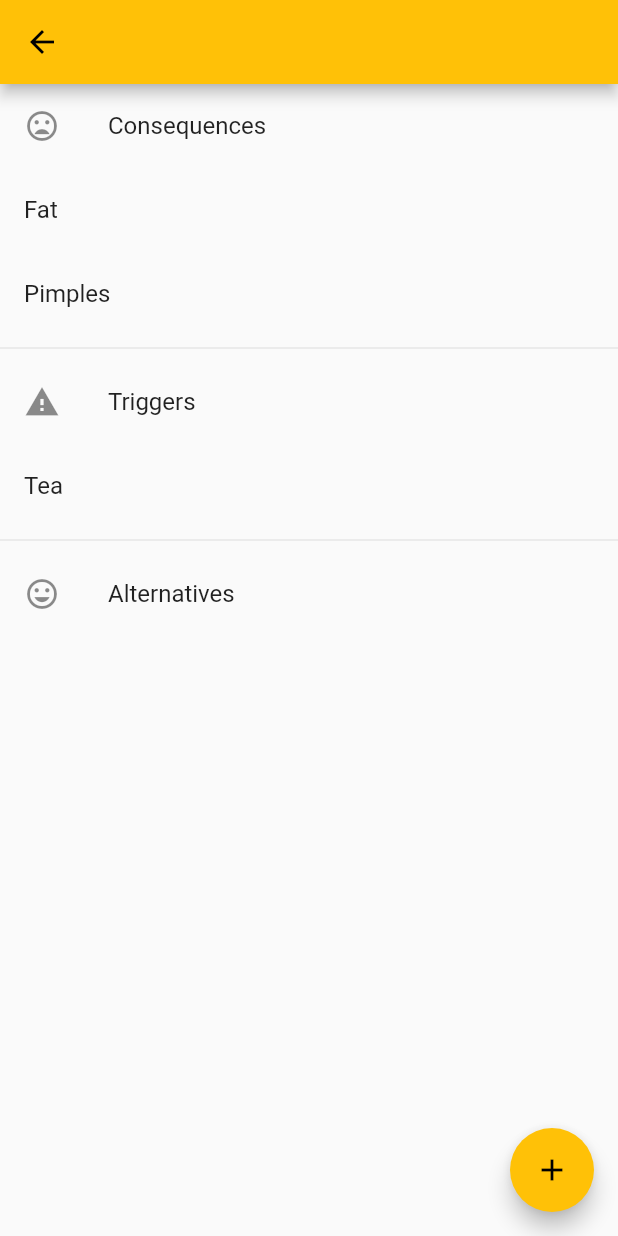
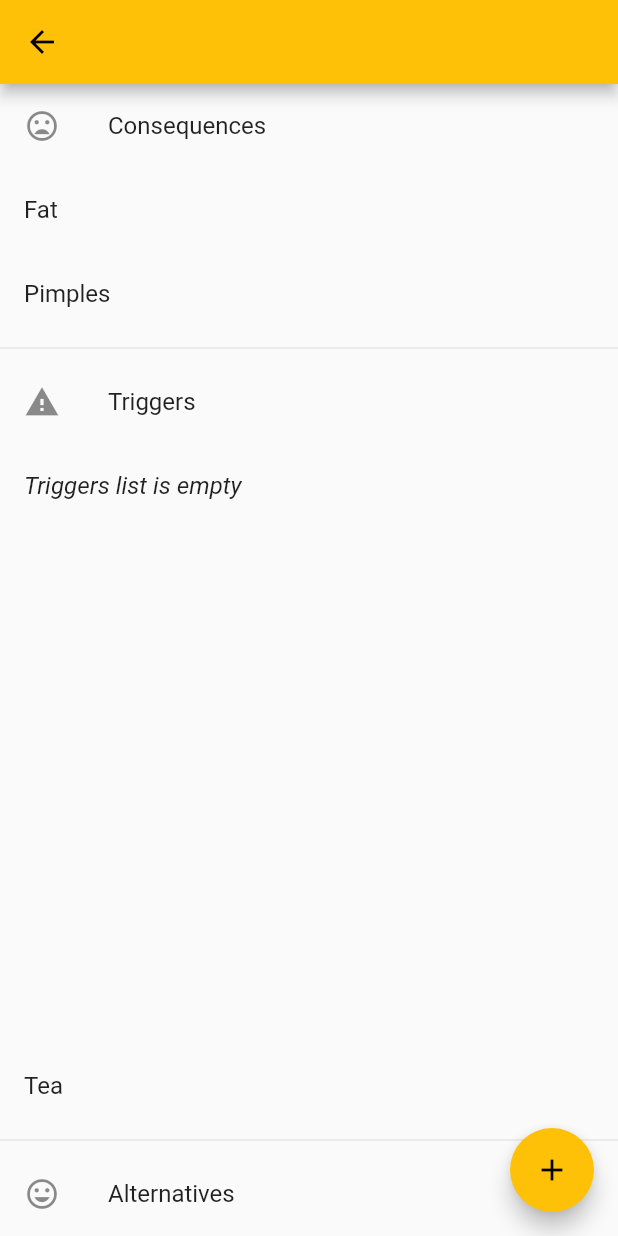
Before and after one commit to Undeadlol1/addictions_flutter, a Flutter app: the AddictionScreen screen opened directly with empty values, on a phone screen of 412 x 824 dp. Run offline on Flutter 3.47's test engine with Material 2 defaults, Android fonts, the phone set to English and light mode, and no system bars; drawn by our look-alikes of flutter_speed_dial; our stand-ins replace cloud_firestore, firebase_auth, flutter_signin_button, google_sign_in; accounts and stored records are empty.

Commit message:
add TriggersList

```diff
--- a/lib/screens/addction_screen/addiction_screen.dart
+++ b/lib/screens/addction_screen/addiction_screen.dart
@@ -1,3 +1,4 @@
+import 'package:addictions_flutter/screens/addction_screen/widgets/triggers_list.dart';
 import 'package:addictions_flutter/screens/create_trigger_screen.dart';
 import 'package:flutter/material.dart';
 import 'package:flutter_speed_dial/flutter_speed_dial.dart';
@@ -15,13 +16,15 @@ class AddictionScreen extends StatelessWidget {
         ModalRoute.of(context).settings.arguments;
     return Scaffold(
       appBar: AppBar(title: Text('${args.addictionName}')),
-      body: ListView(
+      body: Column(
+        mainAxisAlignment: MainAxisAlignment.start,
         children: <Widget>[
           ListTile(leading: Icon(Icons.mood_bad), title: Text('Consequences')),
           ListTile(title: Text('Fat')),
           ListTile(title: Text('Pimples')),
           Divider(),
           ListTile(leading: Icon(Icons.warning), title: Text('Triggers')),
+          TriggersList(addictionId: args.addictionId),
           ListTile(title: Text('Tea')),
           Divider(),
           ListTile(leading: Icon(Icons.mood), title: Text('Alternatives')),
--- /dev/null
+++ b/lib/screens/addction_screen/widgets/triggers_list.dart
@@ -0,0 +1,66 @@
+import 'dart:ui';
+
+import 'package:addictions_flutter/screens/addction_screen/addiction_screen.dart';
+import 'package:cloud_firestore/cloud_firestore.dart';
+import 'package:firebase_auth/firebase_auth.dart';
+import 'package:flutter/material.dart';
+
+class TriggersList extends StatelessWidget {
+  final String addictionId;
+  TriggersList({Key key, this.addictionId}) : super(key: key);
+
+  final FirebaseAuth _auth = FirebaseAuth.instance;
+
+  @override
+  Widget build(BuildContext context) {
+    return Expanded(
+      child: StreamBuilder(
+          stream: _auth.onAuthStateChanged,
+          builder: (context, userSnapshot) {
+            print('${this.addictionId}');
+            if (userSnapshot.hasData)
+              return StreamBuilder<QuerySnapshot>(
+                  stream: Firestore.instance
+                      .collection('triggers')
+                      .where("userId", isEqualTo: userSnapshot.data.uid)
+                      .where("addictionId", isEqualTo: this.addictionId)
+                      .snapshots(),
+                  builder:
+                      (context, AsyncSnapshot<QuerySnapshot> triggersSnapshot) {
+                    if (triggersSnapshot.hasError)
+                      return new Text('Error: ${triggersSnapshot.error}');
+                    if (triggersSnapshot.connectionState ==
+                        ConnectionState.waiting)
+                      return Center(child: CircularProgressIndicator());
+                    if (triggersSnapshot.data.documents.isNotEmpty) {
+                      return ListView(
+                        children: <Widget>[
+                          ...triggersSnapshot.data.documents
+                              .map((DocumentSnapshot document) {
+                            return GestureDetector(
+                                child: ListTile(
+                                  title: Text(document['name']),
+                                ),
+                                onTap: () {
+                                  Navigator.pushNamed(
+                                      context, AddictionScreen.routeName,
+                                      arguments: AddictionScreenArguments(
+                                          addictionId: document.documentID,
+                                          addictionName: document['name']));
+                                });
+                          }).toList(),
+                        ],
+                      );
+                    } else {
+                      print('no items');
+                      return ListView(children: <Widget>[
+                        ListTile(
+                            title: Text('Triggers list is empty',
+                                style: TextStyle(fontStyle: FontStyle.italic)))
+                      ]);
+                    }
+                  });
+          }),
+    );
+  }
+}
```
